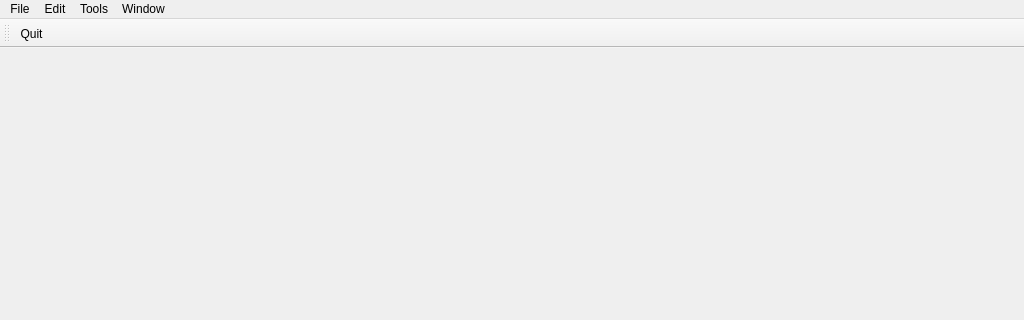
Qt form ICPT.ui (Vladimir-Lin/ICPT) before a commit; both pictures show x 0 to 1024 and y 0 to 320 of the 1024 by 768 pixel window.
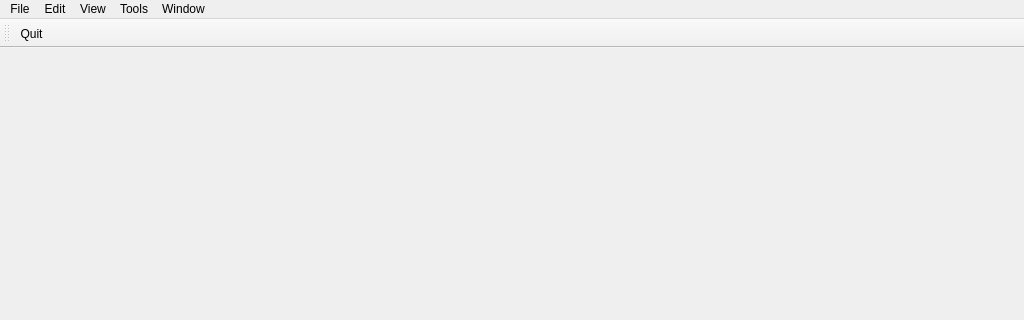
The same form after that commit. Icons and pictures are not drawn.

Patch:
```diff
--- a/ICPT.ui
+++ b/ICPT.ui
@@ -82,8 +82,14 @@
     <addaction name="actionScenes"/>
     <addaction name="actionStop"/>
    </widget>
+   <widget class="QMenu" name="menuView">
+    <property name="title">
+     <string>View</string>
+    </property>
+   </widget>
    <addaction name="menuFile"/>
    <addaction name="menuEdit"/>
+   <addaction name="menuView"/>
    <addaction name="menuTools"/>
    <addaction name="menuWindow"/>
   </widget>
```
Left out of the diff: 3 changed lines with no effect on the pictures.
